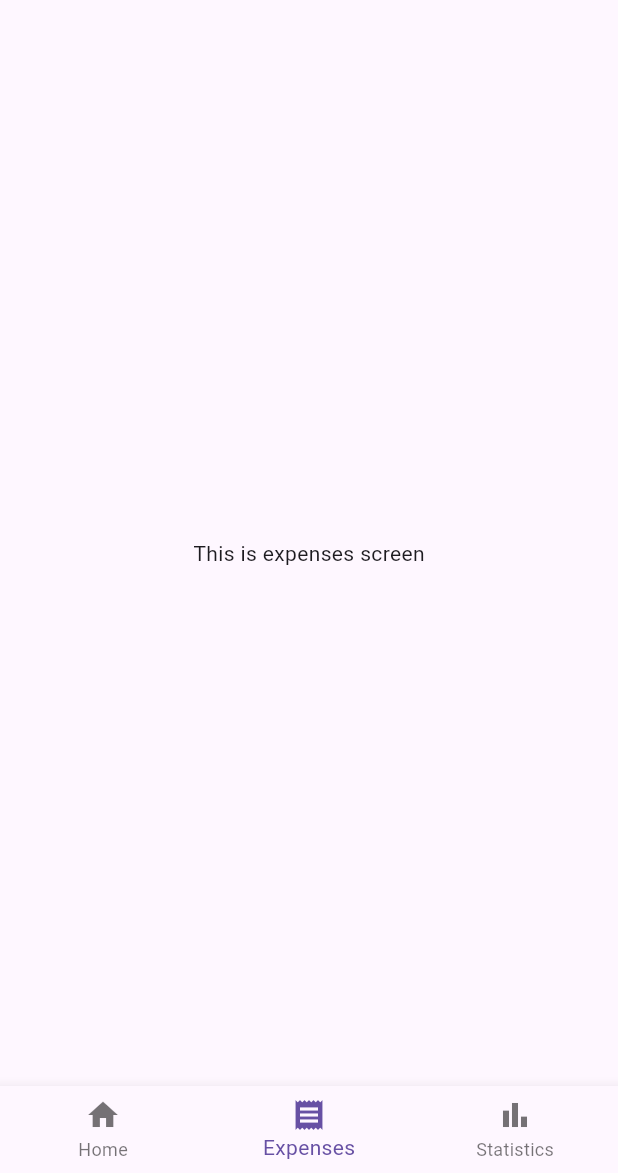
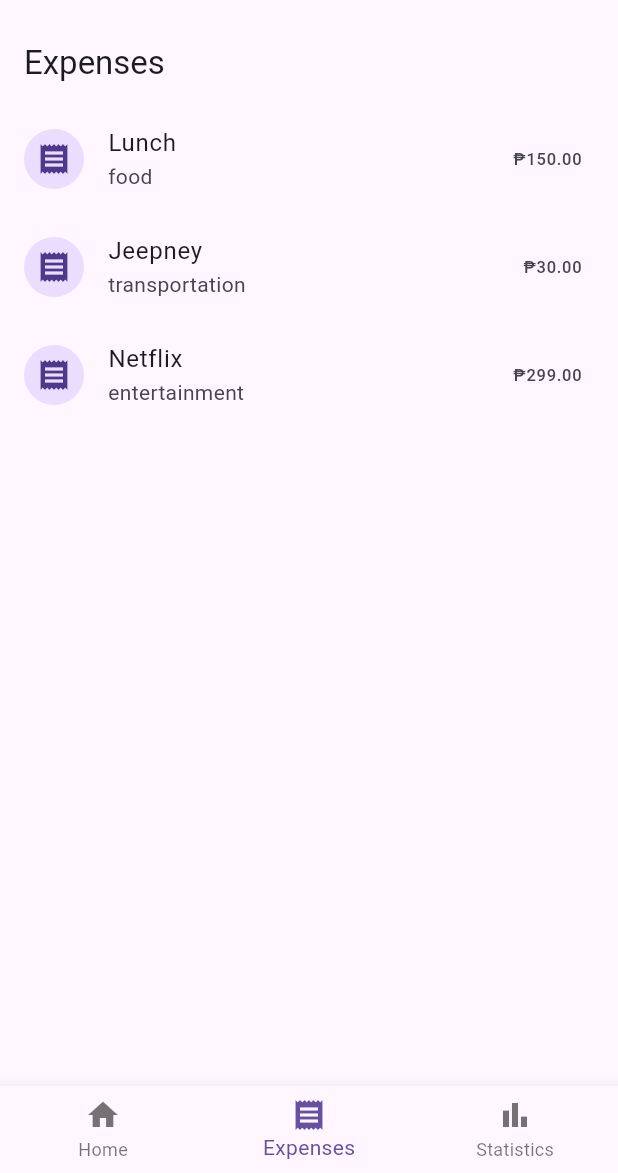
Before and after one commit to 1nonlybrucee/flutter-practice, a Flutter app: the screen it shows after launch, item 2 of the bottom bar chosen, on a phone screen of 412 x 824 dp, the part 63-1236 px from its top. Run offline on Flutter 3.47's test engine with Material 3 defaults, Android fonts, the light colour scheme and no system bars.

Commit message:
feat: add initial expense models and page

```diff
--- /dev/null
+++ b/project_04_expense_tracker_v2/lib/models/category.dart
@@ -0,0 +1 @@
+enum Category { food, transportation, shopping, bills, entertainment, other }
--- /dev/null
+++ b/project_04_expense_tracker_v2/lib/models/expense.dart
@@ -0,0 +1,17 @@
+import 'category.dart';
+
+class Expense {
+  final String id;
+  final String title;
+  final double amount;
+  final DateTime date;
+  final Category category;
+
+  Expense({
+    required this.id,
+    required this.title,
+    required this.amount,
+    required this.date,
+    required this.category,
+  });
+}
--- a/project_04_expense_tracker_v2/lib/pages/expenses_screen.dart
+++ b/project_04_expense_tracker_v2/lib/pages/expenses_screen.dart
@@ -1,10 +1,56 @@
 import 'package:flutter/material.dart';
+import '../models/expense.dart';
+import '../models/category.dart';
 
-class ExpensesScreen extends StatelessWidget {
+class ExpensesScreen extends StatefulWidget {
   const ExpensesScreen({super.key});
 
   @override
+  State<ExpensesScreen> createState() => _ExpensesScreenState();
+}
+
+class _ExpensesScreenState extends State<ExpensesScreen> {
+  final List<Expense> _expenses = [
+    Expense(
+      id: '1',
+      title: 'Lunch',
+      amount: 150,
+      date: DateTime.now(),
+      category: Category.food,
+    ),
+    Expense(
+      id: '2',
+      title: 'Jeepney',
+      amount: 30,
+      date: DateTime.now(),
+      category: Category.transportation,
+    ),
+    Expense(
+      id: '3',
+      title: 'Netflix',
+      amount: 299,
+      date: DateTime.now(),
+      category: Category.entertainment,
+    ),
+  ];
+
+  @override
   Widget build(BuildContext context) {
-    return Scaffold(body: Center(child: Text("This is expenses screen")));
+    return Scaffold(
+      appBar: AppBar(title: const Text('Expenses')),
+      body: ListView.builder(
+        itemCount: _expenses.length,
+        itemBuilder: (context, index) {
+          final expense = _expenses[index];
+
+          return ListTile(
+            leading: CircleAvatar(child: Icon(Icons.receipt)),
+            title: Text(expense.title),
+            subtitle: Text(expense.category.name),
+            trailing: Text('₱${expense.amount.toStringAsFixed(2)}'),
+          );
+        },
+      ),
+    );
   }
 }
```
